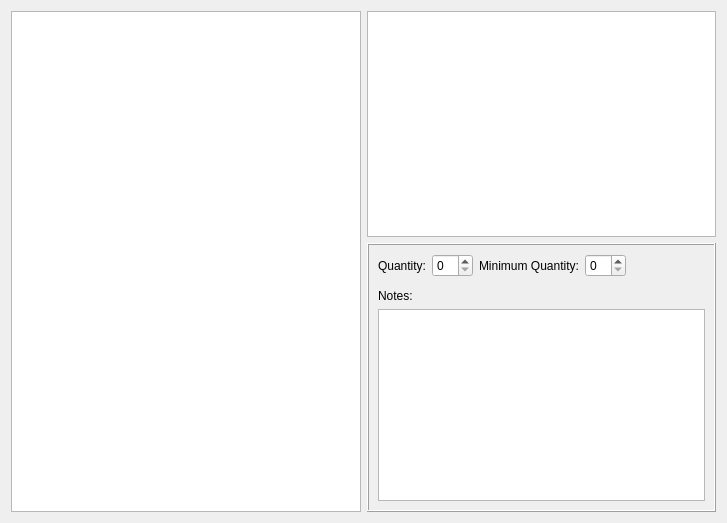
Above: partsmainwidget.ui from jassuncao/eparts before the change. Below: the same form after it.
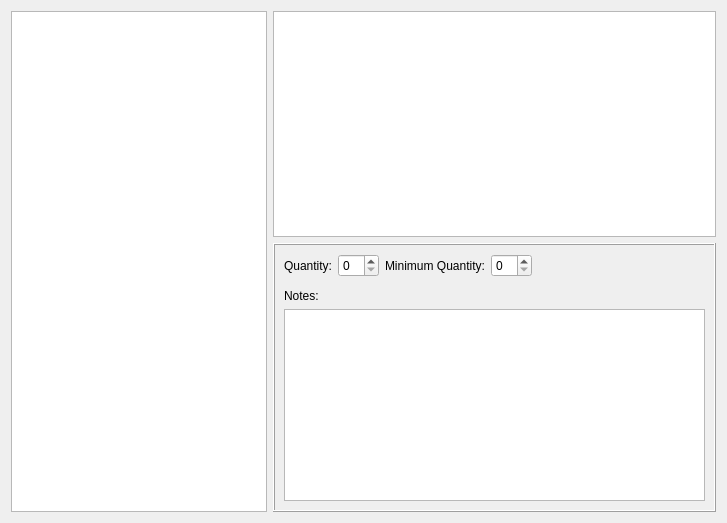
That is the form after the change.

```diff
--- a/partsmainwidget.ui
+++ b/partsmainwidget.ui
@@ -16,6 +16,12 @@
   <layout class="QHBoxLayout" name="horizontalLayout_2">
    <item>
     <widget class="QTreeView" name="treeView">
+     <property name="sizePolicy">
+      <sizepolicy hsizetype="Preferred" vsizetype="Expanding">
+       <horstretch>0</horstretch>
+       <verstretch>0</verstretch>
+      </sizepolicy>
+     </property>
      <property name="rootIsDecorated">
       <bool>true</bool>
      </property>
@@ -88,7 +94,7 @@
         <item>
          <widget class="QFrame" name="frame">
           <property name="frameShape">
-           <enum>QFrame::Box</enum>
+           <enum>QFrame::NoFrame</enum>
           </property>
          </widget>
         </item>
```
Left out of the diff: 3 changed lines with no effect on the pictures.
